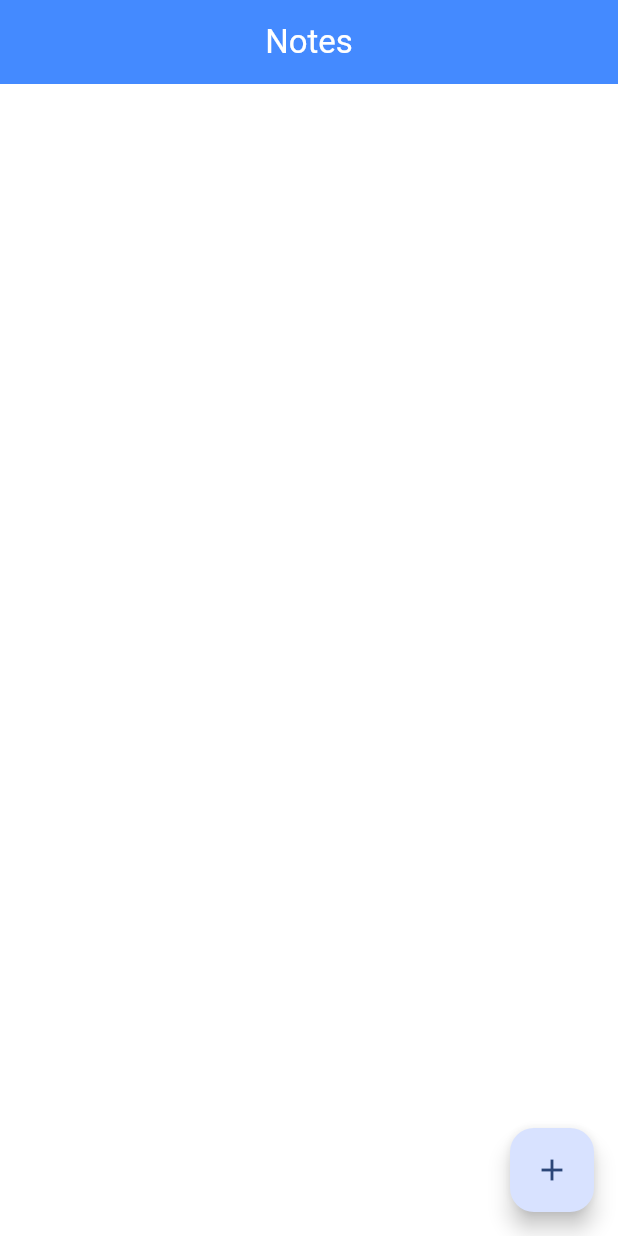
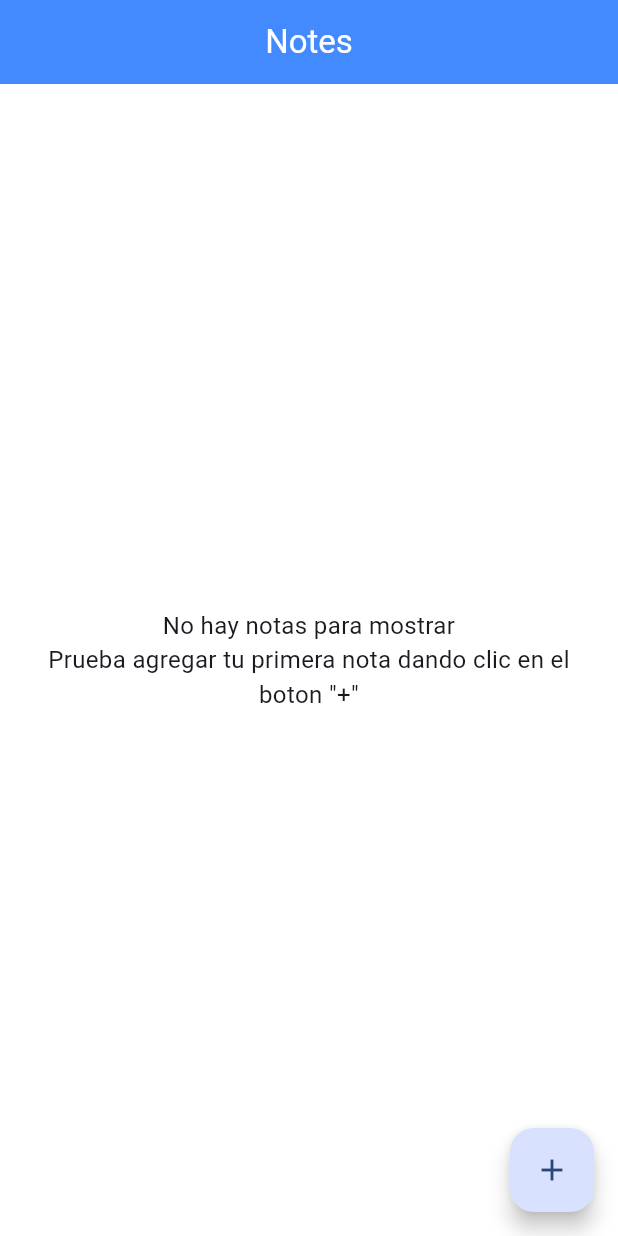
Before and after one commit to mmaurogg/notebook, a Flutter app: the screen it shows after launch, on a phone screen of 412 x 824 dp. Run offline on Flutter 3.47's test engine with Material 3 defaults, Android fonts, the phone set to English and light mode, and no system bars; our stand-ins replace cached_network_image, go_router, google_fonts, image_picker, sqflite; accounts and stored records are empty.

Commit message:
fix message

```diff
--- a/lib/src/ui/pages/home_page.dart
+++ b/lib/src/ui/pages/home_page.dart
@@ -45,6 +45,19 @@ class _HomeViewState extends State<HomeView> {
   Widget build(BuildContext context) {
     final notes = context.watch<NotesViewModel>().notes;
 
+    if (notes.isEmpty) {
+      return const Center(
+        child: Padding(
+          padding: EdgeInsets.all(15.0),
+          child: const Text(
+            'No hay notas para mostrar\nPrueba agregar tu primera nota dando clic en el boton "+" ',
+            textAlign: TextAlign.center,
+            style: TextStyle(fontSize: 16),
+          ),
+        ),
+      );
+    }
+
     return Padding(
       padding: const EdgeInsets.all(12.0),
       child: Scrollbar(
```
